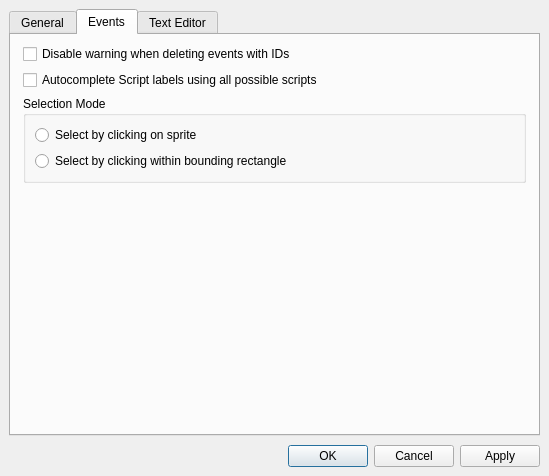
First picture: the form in forms/preferenceeditor.ui, repository huderlem/porymap, before the edit.
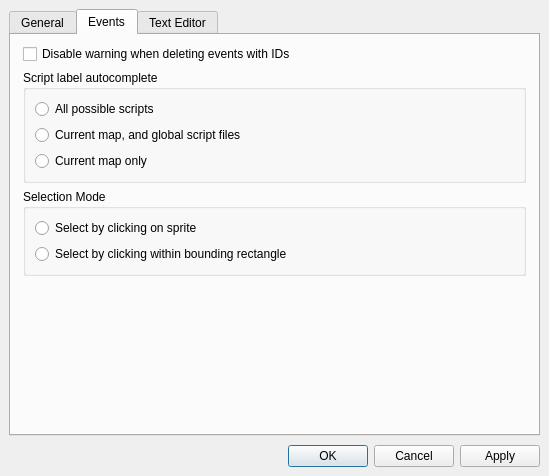
Second picture: the form after the edit. The open tabs and pages were chosen to show the change.

Commit message: Add setting to autocomplete with common scripts but not all scripts

The edit to the form file:
```diff
--- a/forms/preferenceeditor.ui
+++ b/forms/preferenceeditor.ui
@@ -253,13 +253,42 @@
          </widget>
         </item>
         <item>
-         <widget class="QCheckBox" name="checkBox_AutocompleteAllScripts">
-          <property name="toolTip">
-           <string>&lt;html&gt;&lt;head/&gt;&lt;body&gt;&lt;p&gt;If checked, the list of suggestions when typing in an Event's Script field will include all global script labels in the project. Enabling this setting will make Porymap's startup slower.&lt;/p&gt;&lt;/body&gt;&lt;/html&gt;</string>
+         <widget class="QGroupBox" name="groupBox_ScriptAutocomplete">
+          <property name="title">
+           <string>Script label autocomplete</string>
           </property>
-          <property name="text">
-           <string>Autocomplete Script labels using all possible scripts</string>
-          </property>
+          <layout class="QVBoxLayout" name="verticalLayout_7">
+           <item>
+            <widget class="QRadioButton" name="radioButton_AutocompleteAllScripts">
+             <property name="toolTip">
+              <string>&lt;html&gt;&lt;head/&gt;&lt;body&gt;&lt;p&gt;If checked, the list of suggestions when typing in an Event's Script field will include all global script labels in the project. This is the slowest option for Porymap's project opening.&lt;/p&gt;&lt;/body&gt;&lt;/html&gt;</string>
+             </property>
+             <property name="text">
+              <string>All possible scripts</string>
+             </property>
+            </widget>
+           </item>
+           <item>
+            <widget class="QRadioButton" name="radioButton_AutocompleteCommonScripts">
+             <property name="toolTip">
+              <string>&lt;html&gt;&lt;head/&gt;&lt;body&gt;&lt;p&gt;If checked, the list of suggestions when typing in an Event's Script field will include script labels from the current map's scripts file, scripts in-use by the map's other events, and all script files in the &lt;span style=&quot; font-family:'SFMono-Regular','Menlo','Monaco','Consolas','Liberation Mono','Courier New','Courier','monospace'; font-size:11px; color:#e74c3c; background-color:#ffffff;&quot;&gt;data_scripts_folders &lt;/span&gt;folder.&lt;/p&gt;&lt;/body&gt;&lt;/html&gt;</string>
+             </property>
+             <property name="text">
+              <string>Current map, and global script files</string>
+             </property>
+            </widget>
+           </item>
+           <item>
+            <widget class="QRadioButton" name="radioButton_AutocompleteMapScripts">
+             <property name="toolTip">
+              <string>&lt;html&gt;&lt;head/&gt;&lt;body&gt;&lt;p&gt;If checked, the list of suggestions when typing in an Event's Script field will only include script labels from the current map's scripts file and scripts in-use by the map's other events. This is the fastest option for Porymap's project opening.&lt;/p&gt;&lt;/body&gt;&lt;/html&gt;</string>
+             </property>
+             <property name="text">
+              <string>Current map only</string>
+             </property>
+            </widget>
+           </item>
+          </layout>
          </widget>
         </item>
         <item>
```
Left out of the diff: 28 changed lines with no effect on the pictures. The commit also changes 10 other files.
